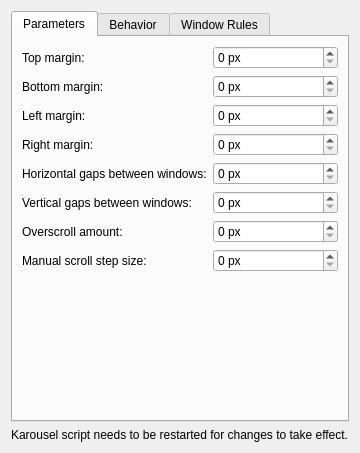
Before: the Qt Designer form package/contents/ui/config.ui in peterfajdiga/karousel, drawn with Qt 5.
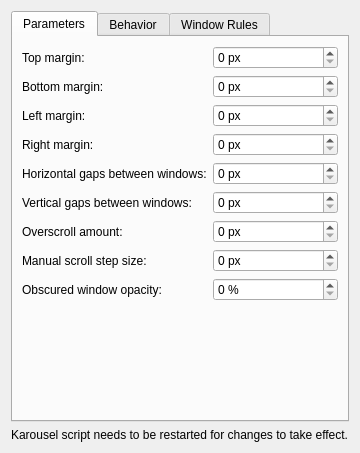
After: the same form once the commit is applied.

Commit message: add opacity settings for obscured windows

Patch:
```diff
--- a/package/contents/ui/config.ui
+++ b/package/contents/ui/config.ui
@@ -183,6 +183,27 @@
                                     </property>
                                 </widget>
                             </item>
+
+                            <item row="8" column="0">
+                                <widget class="QLabel" name="label_offScreenOpacity">
+                                    <property name="text">
+                                        <string>Obscured window opacity:</string>
+                                    </property>
+                                </widget>
+                            </item>
+                            <item row="8" column="1">
+                                <widget class="QSpinBox" name="kcfg_offScreenOpacity">
+                                    <property name="suffix">
+                                        <string> %</string>
+                                    </property>
+                                    <property name="maximum">
+                                        <number>100</number>
+                                    </property>
+                                    <property name="value">
+                                        <number>0</number>
+                                    </property>
+                                </widget>
+                            </item>
                         </layout>
                     </widget>
 
```
The commit also changes 6 other files.
